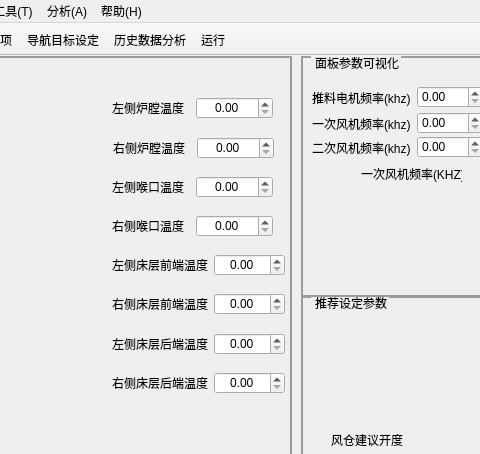
Qt form stove_navigator.ui (zongyuanyan/navigator_v1) before a commit; both pictures show x 179 to 659 and y 0 to 454 of the 1280 by 720 pixel window.
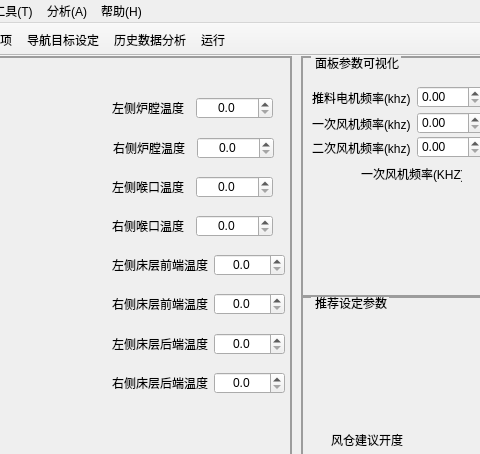
The same form after that commit. Icons and pictures are not drawn.

Commit message: add stove image switch

```diff
--- a/stove_navigator.ui
+++ b/stove_navigator.ui
@@ -908,6 +908,9 @@
         <property name="alignment">
          <set>Qt::AlignCenter</set>
         </property>
+        <property name="decimals">
+         <number>1</number>
+        </property>
         <property name="maximum">
          <double>2000.000000000000000</double>
         </property>
@@ -940,6 +943,9 @@
         <property name="alignment">
          <set>Qt::AlignCenter</set>
         </property>
+        <property name="decimals">
+         <number>1</number>
+        </property>
         <property name="maximum">
          <double>2000.000000000000000</double>
         </property>
@@ -972,6 +978,9 @@
         <property name="alignment">
          <set>Qt::AlignCenter</set>
         </property>
+        <property name="decimals">
+         <number>1</number>
+        </property>
         <property name="maximum">
          <double>2000.000000000000000</double>
         </property>
@@ -1004,6 +1013,9 @@
         <property name="alignment">
          <set>Qt::AlignCenter</set>
         </property>
+        <property name="decimals">
+         <number>1</number>
+        </property>
         <property name="maximum">
          <double>2000.000000000000000</double>
         </property>
@@ -1036,6 +1048,9 @@
         <property name="alignment">
          <set>Qt::AlignCenter</set>
         </property>
+        <property name="decimals">
+         <number>1</number>
+        </property>
         <property name="maximum">
          <double>2000.000000000000000</double>
         </property>
@@ -1068,6 +1083,9 @@
         <property name="alignment">
          <set>Qt::AlignCenter</set>
         </property>
+        <property name="decimals">
+         <number>1</number>
+        </property>
         <property name="maximum">
          <double>2000.000000000000000</double>
         </property>
@@ -1100,6 +1118,9 @@
         <property name="alignment">
          <set>Qt::AlignCenter</set>
         </property>
+        <property name="decimals">
+         <number>1</number>
+        </property>
         <property name="maximum">
          <double>2000.000000000000000</double>
         </property>
@@ -1132,6 +1153,9 @@
         <property name="alignment">
          <set>Qt::AlignCenter</set>
         </property>
+        <property name="decimals">
+         <number>1</number>
+        </property>
         <property name="maximum">
          <double>2000.000000000000000</double>
         </property>
```
The commit also changes 4 other files.
